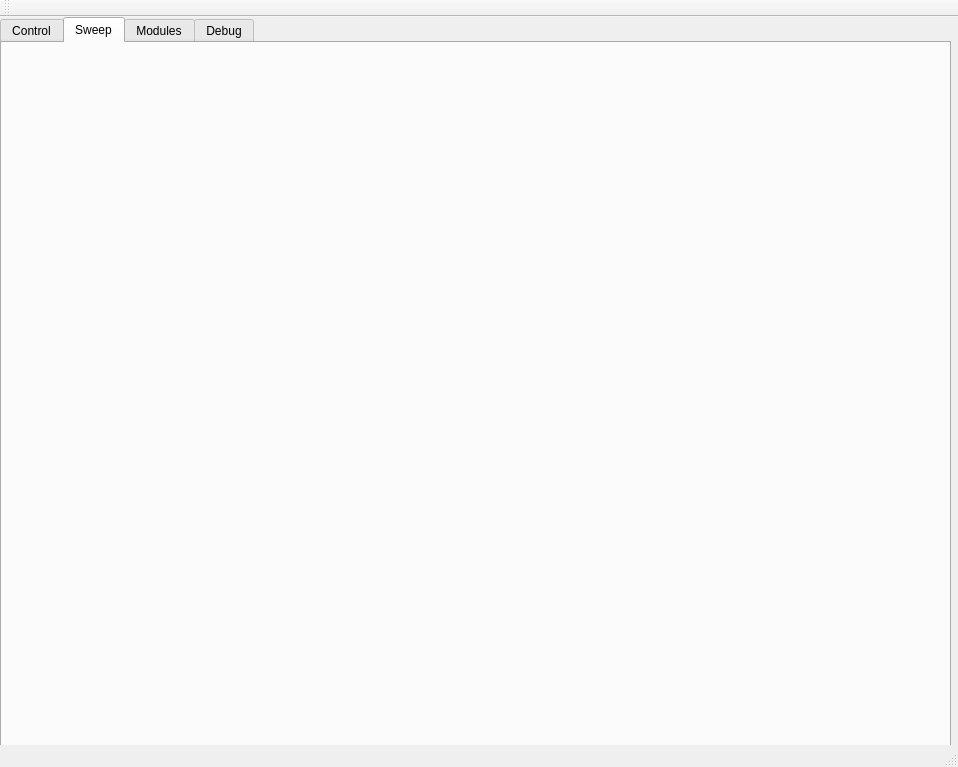
yxMYFRIENDS/Qt_fpga, file mainwindow.ui: the form before one commit.
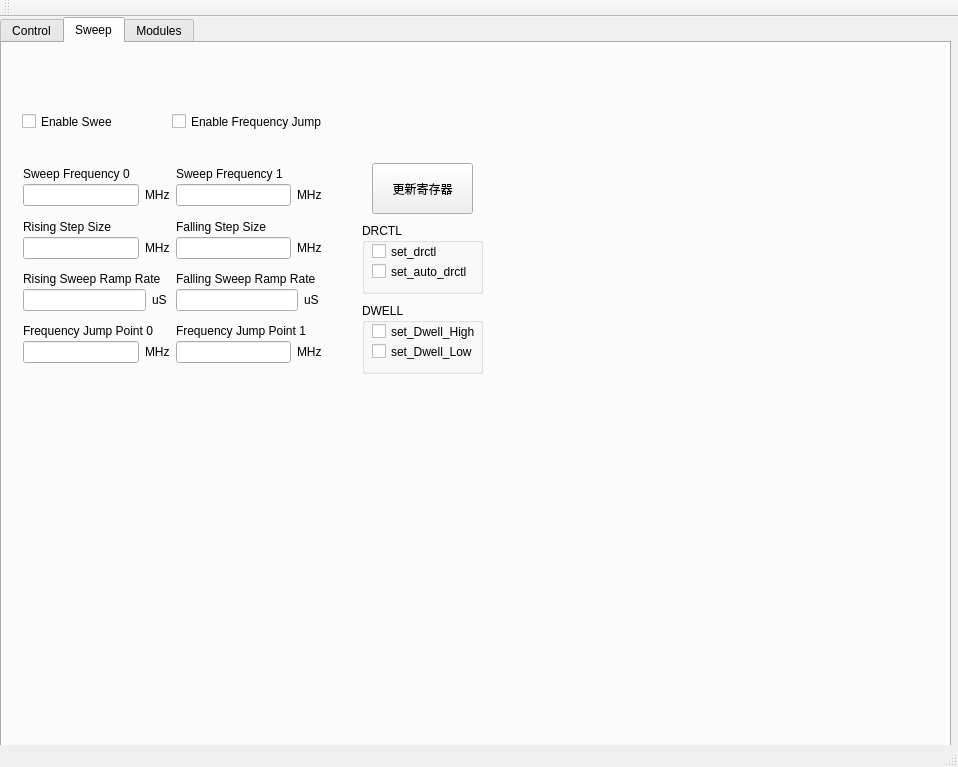
The form after the commit. The open tabs and pages were chosen to show the change.

Diff of the .ui file:
```diff
--- a/mainwindow.ui
+++ b/mainwindow.ui
@@ -24,7 +24,7 @@
      </rect>
     </property>
     <property name="currentIndex">
-     <number>0</number>
+     <number>1</number>
     </property>
     <widget class="QWidget" name="ControlWidget">
      <attribute name="title">
@@ -34,7 +34,7 @@
       <property name="geometry">
        <rect>
         <x>60</x>
-        <y>80</y>
+        <y>110</y>
         <width>141</width>
         <height>101</height>
        </rect>
@@ -43,7 +43,7 @@
        <string>串口</string>
       </property>
       <property name="alignment">
-       <set>Qt::AlignCenter</set>
+       <set>Qt::AlignLeading|Qt::AlignLeft|Qt::AlignVCenter</set>
       </property>
       <widget class="QWidget" name="verticalLayoutWidget">
        <property name="geometry">
@@ -114,7 +114,7 @@
        <string>OSK</string>
       </property>
       <property name="alignment">
-       <set>Qt::AlignCenter</set>
+       <set>Qt::AlignLeading|Qt::AlignLeft|Qt::AlignVCenter</set>
       </property>
       <widget class="QWidget" name="verticalLayoutWidget_2">
        <property name="geometry">
@@ -127,21 +127,21 @@
        </property>
        <layout class="QVBoxLayout" name="verticalLayout_2">
         <item>
-         <widget class="QCheckBox" name="checkBox_7">
+         <widget class="QCheckBox" name="osk_enable">
           <property name="text">
            <string>OSK enable</string>
           </property>
          </widget>
         </item>
         <item>
-         <widget class="QCheckBox" name="checkBox_6">
+         <widget class="QCheckBox" name="external_osk_enable">
           <property name="text">
            <string>External OSK enable</string>
           </property>
          </widget>
         </item>
         <item>
-         <widget class="QCheckBox" name="checkBox_8">
+         <widget class="QCheckBox" name="external_osk_pin_en">
           <property name="text">
            <string>External OSK pin activate</string>
           </property>
@@ -150,308 +150,388 @@
        </layout>
       </widget>
      </widget>
+     <widget class="QGroupBox" name="groupBox_6">
+      <property name="geometry">
+       <rect>
+        <x>60</x>
+        <y>50</y>
+        <width>121</width>
+        <height>41</height>
+       </rect>
+      </property>
+      <property name="title">
+       <string>IO</string>
+      </property>
+      <property name="alignment">
+       <set>Qt::AlignLeading|Qt::AlignLeft|Qt::AlignVCenter</set>
+      </property>
+      <widget class="QCheckBox" name="auto_io_update">
+       <property name="geometry">
+        <rect>
+         <x>10</x>
+         <y>20</y>
+         <width>111</width>
+         <height>17</height>
+        </rect>
+       </property>
+       <property name="text">
+        <string>Auto IO Update</string>
+       </property>
+      </widget>
+     </widget>
     </widget>
     <widget class="QWidget" name="SweepWidget">
      <attribute name="title">
       <string>Sweep</string>
      </attribute>
-    </widget>
-    <widget class="QWidget" name="ModulesWidget">
-     <attribute name="title">
-      <string>Modules</string>
-     </attribute>
-    </widget>
-    <widget class="QWidget" name="DebugWidget">
-     <attribute name="title">
-      <string>Debug</string>
-     </attribute>
+     <widget class="QWidget" name="verticalLayoutWidget_4">
+      <property name="geometry">
+       <rect>
+        <x>10</x>
+        <y>110</y>
+        <width>321</width>
+        <height>221</height>
+       </rect>
+      </property>
+      <layout class="QVBoxLayout" name="TOP">
+       <property name="spacing">
+        <number>10</number>
+       </property>
+       <item>
+        <layout class="QVBoxLayout" name="H1">
+         <property name="spacing">
+          <number>0</number>
+         </property>
+         <item>
+          <layout class="QHBoxLayout" name="horizontalLayout_2">
+           <item>
+            <widget class="QLabel" name="label_3">
+             <property name="text">
+              <string>Sweep Frequency 0</string>
+             </property>
+            </widget>
+           </item>
+           <item>
+            <widget class="QLabel" name="label_2">
+             <property name="text">
+              <string>Sweep Frequency 1</string>
+             </property>
+            </widget>
+           </item>
+          </layout>
+         </item>
+         <item>
+          <layout class="QHBoxLayout" name="horizontalLayout_3">
+           <item>
+            <widget class="QLineEdit" name="change_value_0"/>
+           </item>
+           <item>
+            <widget class="QLabel" name="label_4">
+             <property name="text">
+              <string>MHz</string>
+             </property>
+            </widget>
+           </item>
+           <item>
+            <widget class="QLineEdit" name="change_value_1"/>
+           </item>
+           <item>
+            <widget class="QLabel" name="label_5">
+             <property name="text">
+              <string>MHz</string>
+             </property>
+            </widget>
+           </item>
+          </layout>
+         </item>
+        </layout>
+       </item>
+       <item>
+        <layout class="QVBoxLayout" name="H1_2">
+         <property name="spacing">
+          <number>0</number>
+         </property>
+         <item>
+          <layout class="QHBoxLayout" name="horizontalLayout_4">
+           <item>
+            <widget class="QLabel" name="label_8">
+             <property name="text">
+              <string>Rising Step Size</string>
+             </property>
+            </widget>
+           </item>
+           <item>
+            <widget class="QLabel" name="label_9">
+             <property name="text">
+              <string>Falling Step Size</string>
+             </property>
+            </widget>
+           </item>
+          </layout>
+         </item>
+         <item>
+          <layout class="QHBoxLayout" name="horizontalLayout_5">
+           <item>
+            <widget class="QLineEdit" name="change_value_2"/>
+           </item>
+           <item>
+            <widget class="QLabel" name="label_10">
+             <property name="text">
+              <string>MHz</string>
+             </property>
+            </widget>
+           </item>
+           <item>
+            <widget class="QLineEdit" name="change_value_3"/>
+           </item>
+           <item>
+            <widget class="QLabel" name="label_11">
+             <property name="text">
+              <string>MHz</string>
+             </property>
+            </widget>
+           </item>
+          </layout>
+         </item>
+        </layout>
+       </item>
+       <item>
+        <layout class="QVBoxLayout" name="H1_4">
+         <property name="spacing">
+          <number>0</number>
+         </property>
+         <item>
+          <layout class="QHBoxLayout" name="horizontalLayout_8">
+           <item>
+            <widget class="QLabel" name="label_16">
+             <property name="text">
+              <string>Rising Sweep Ramp Rate</string>
+             </property>
+            </widget>
+           </item>
+           <item>
+            <widget class="QLabel" name="label_17">
+             <property name="text">
+              <string>Falling Sweep Ramp Rate</string>
+             </property>
+            </widget>
+           </item>
+          </layout>
+         </item>
+         <item>
+          <layout class="QHBoxLayout" name="horizontalLayout_9">
+           <item>
+            <widget class="QLineEdit" name="change_value_4"/>
+           </item>
+           <item>
+            <widget class="QLabel" name="label_18">
+             <property name="text">
+              <string>uS </string>
+             </property>
+            </widget>
+           </item>
+           <item>
+            <widget class="QLineEdit" name="change_value_5"/>
+           </item>
+           <item>
+            <widget class="QLabel" name="label_19">
+             <property name="text">
+              <string>uS </string>
+             </property>
+            </widget>
+           </item>
+          </layout>
+         </item>
+        </layout>
+       </item>
+       <item>
+        <layout class="QVBoxLayout" name="H1_3">
+         <property name="spacing">
+          <number>0</number>
+         </property>
+         <item>
+          <layout class="QHBoxLayout" name="horizontalLayout_6">
+           <property name="sizeConstraint">
+            <enum>QLayout::SetDefaultConstraint</enum>
+           </property>
+           <item>
+            <widget class="QLabel" name="label_12">
+             <property name="maximumSize">
+              <size>
+               <width>16777215</width>
+               <height>20</height>
+              </size>
+             </property>
+             <property name="text">
+              <string>Frequency Jump Point 0</string>
+             </property>
+            </widget>
+           </item>
+           <item>
+            <widget class="QLabel" name="label_13">
+             <property name="maximumSize">
+              <size>
+               <width>16777215</width>
+               <height>20</height>
+              </size>
+             </property>
+             <property name="text">
+              <string>Frequency Jump Point 1</string>
+             </property>
+            </widget>
+           </item>
+          </layout>
+         </item>
+         <item>
+          <layout class="QHBoxLayout" name="horizontalLayout_7">
+           <item>
+            <widget class="QLineEdit" name="change_value_6"/>
+           </item>
+           <item>
+            <widget class="QLabel" name="label_14">
+             <property name="text">
+              <string>MHz</string>
+             </property>
+            </widget>
+           </item>
+           <item>
+            <widget class="QLineEdit" name="change_value_7"/>
+           </item>
+           <item>
+            <widget class="QLabel" name="label_15">
+             <property name="text">
+              <string>MHz</string>
+             </property>
+            </widget>
+           </item>
+          </layout>
+         </item>
+        </layout>
+       </item>
+      </layout>
+     </widget>
      <widget class="QGroupBox" name="groupBox">
       <property name="geometry">
        <rect>
-        <x>0</x>
-        <y>0</y>
-        <width>251</width>
-        <height>131</height>
+        <x>360</x>
+        <y>180</y>
+        <width>121</width>
+        <height>71</height>
        </rect>
       </property>
       <property name="title">
-       <string>GENERIC READ/WRITE</string>
+       <string>DRCTL</string>
       </property>
-      <widget class="QLabel" name="addressLabel">
+      <widget class="QCheckBox" name="set_auto_drctl">
        <property name="geometry">
         <rect>
          <x>10</x>
-         <y>20</y>
-         <width>54</width>
-         <height>12</height>
-        </rect>
-       </property>
-       <property name="text">
-        <string>Address:</string>
-       </property>
-      </widget>
-      <widget class="QLabel" name="label_2">
-       <property name="geometry">
-        <rect>
-         <x>10</x>
          <y>40</y>
-         <width>54</width>
-         <height>12</height>
+         <width>111</width>
+         <height>17</height>
         </rect>
        </property>
        <property name="text">
-        <string>Data:</string>
+        <string>set_auto_drctl</string>
        </property>
       </widget>
-      <widget class="QLineEdit" name="addressLineEdit">
+      <widget class="QCheckBox" name="set_drctl">
        <property name="geometry">
         <rect>
-         <x>60</x>
+         <x>10</x>
          <y>20</y>
-         <width>71</width>
-         <height>20</height>
+         <width>72</width>
+         <height>17</height>
         </rect>
        </property>
-      </widget>
-      <widget class="QLineEdit" name="dataLineEdit">
-       <property name="geometry">
-        <rect>
-         <x>60</x>
-         <y>40</y>
-         <width>71</width>
-         <height>20</height>
-        </rect>
-       </property>
-      </widget>
-      <widget class="QLineEdit" name="lineEdit_3">
-       <property name="geometry">
-        <rect>
-         <x>60</x>
-         <y>60</y>
-         <width>71</width>
-         <height>20</height>
-        </rect>
-       </property>
-      </widget>
-      <widget class="QPushButton" name="writeBtn">
-       <property name="geometry">
-        <rect>
-         <x>160</x>
-         <y>50</y>
-         <width>75</width>
-         <height>23</height>
-        </rect>
-       </property>
        <property name="text">
-        <string>Write</string>
+        <string>set_drctl</string>
        </property>
       </widget>
-      <widget class="QPushButton" name="readBtn">
-       <property name="geometry">
-        <rect>
-         <x>160</x>
-         <y>80</y>
-         <width>75</width>
-         <height>23</height>
-        </rect>
-       </property>
-       <property name="text">
-        <string>Read</string>
-       </property>
-      </widget>
+     </widget>
+     <widget class="QCheckBox" name="set_enable_sweep">
+      <property name="geometry">
+       <rect>
+        <x>20</x>
+        <y>70</y>
+        <width>91</width>
+        <height>17</height>
+       </rect>
+      </property>
+      <property name="text">
+       <string>Enable Sweep</string>
+      </property>
+     </widget>
+     <widget class="QCheckBox" name="set_enable_frequency_jump">
+      <property name="geometry">
+       <rect>
+        <x>170</x>
+        <y>70</y>
+        <width>151</width>
+        <height>17</height>
+       </rect>
+      </property>
+      <property name="text">
+       <string>Enable Frequency Jump</string>
+      </property>
      </widget>
      <widget class="QGroupBox" name="groupBox_2">
       <property name="geometry">
        <rect>
-        <x>0</x>
-        <y>140</y>
-        <width>251</width>
-        <height>561</height>
+        <x>360</x>
+        <y>260</y>
+        <width>121</width>
+        <height>71</height>
        </rect>
       </property>
       <property name="title">
-       <string>GroupBox</string>
+       <string>DWELL</string>
       </property>
-      <widget class="QCheckBox" name="checkBox">
+      <widget class="QCheckBox" name="set_dewll_high">
        <property name="geometry">
         <rect>
-         <x>20</x>
+         <x>10</x>
+         <y>20</y>
+         <width>111</width>
+         <height>17</height>
+        </rect>
+       </property>
+       <property name="text">
+        <string>set_Dwell_High</string>
+       </property>
+      </widget>
+      <widget class="QCheckBox" name="set_dwell_low">
+       <property name="geometry">
+        <rect>
+         <x>10</x>
          <y>40</y>
-         <width>71</width>
-         <height>16</height>
+         <width>111</width>
+         <height>17</height>
         </rect>
        </property>
        <property name="text">
-        <string>CheckBox</string>
+        <string>set_Dwell_Low</string>
        </property>
       </widget>
-      <widget class="QCheckBox" name="checkBox_2">
-       <property name="geometry">
-        <rect>
-         <x>20</x>
-         <y>70</y>
-         <width>71</width>
-         <height>16</height>
-        </rect>
-       </property>
-       <property name="text">
-        <string>CheckBox</string>
-       </property>
-      </widget>
-      <widget class="QCheckBox" name="checkBox_3">
-       <property name="geometry">
-        <rect>
-         <x>20</x>
-         <y>100</y>
-         <width>71</width>
-         <height>16</height>
-        </rect>
-       </property>
-       <property name="text">
-        <string>CheckBox</string>
-       </property>
-      </widget>
-      <widget class="QCheckBox" name="checkBox_4">
-       <property name="geometry">
-        <rect>
-         <x>20</x>
-         <y>130</y>
-         <width>71</width>
-         <height>16</height>
-        </rect>
-       </property>
-       <property name="text">
-        <string>CheckBox</string>
-       </property>
-      </widget>
-      <widget class="QCheckBox" name="checkBox_5">
-       <property name="geometry">
-        <rect>
-         <x>20</x>
-         <y>160</y>
-         <width>71</width>
-         <height>16</height>
-        </rect>
-       </property>
-       <property name="text">
-        <string>CheckBox</string>
-       </property>
-      </widget>
      </widget>
-     <widget class="QGroupBox" name="groupBox_3">
+     <widget class="QPushButton" name="set_io_update">
       <property name="geometry">
        <rect>
-        <x>250</x>
-        <y>540</y>
-        <width>681</width>
-        <height>161</height>
+        <x>370</x>
+        <y>120</y>
+        <width>101</width>
+        <height>51</height>
        </rect>
       </property>
-      <property name="title">
-       <string>GroupBox</string>
+      <property name="text">
+       <string>更新寄存器</string>
       </property>
-      <widget class="QPushButton" name="sendDataBtn">
-       <property name="geometry">
-        <rect>
-         <x>560</x>
-         <y>30</y>
-         <width>101</width>
-         <height>111</height>
-        </rect>
-       </property>
-       <property name="text">
-        <string> 发送</string>
-       </property>
-      </widget>
-      <widget class="QTextEdit" name="sendDataText">
-       <property name="geometry">
-        <rect>
-         <x>0</x>
-         <y>10</y>
-         <width>531</width>
-         <height>141</height>
-        </rect>
-       </property>
-      </widget>
      </widget>
-     <widget class="QTableWidget" name="tableWidget">
-      <property name="geometry">
-       <rect>
-        <x>260</x>
-        <y>10</y>
-        <width>681</width>
-        <height>531</height>
-       </rect>
-      </property>
-      <property name="layoutDirection">
-       <enum>Qt::LeftToRight</enum>
-      </property>
-      <property name="showGrid">
-       <bool>true</bool>
-      </property>
-      <property name="gridStyle">
-       <enum>Qt::SolidLine</enum>
-      </property>
-      <property name="sortingEnabled">
-       <bool>false</bool>
-      </property>
-      <property name="wordWrap">
-       <bool>true</bool>
-      </property>
-      <property name="rowCount">
-       <number>29</number>
-      </property>
-      <property name="columnCount">
-       <number>3</number>
-      </property>
-      <attribute name="horizontalHeaderVisible">
-       <bool>false</bool>
-      </attribute>
-      <attribute name="horizontalHeaderDefaultSectionSize">
-       <number>100</number>
-      </attribute>
-      <attribute name="horizontalHeaderHighlightSections">
-       <bool>true</bool>
-      </attribute>
-      <attribute name="verticalHeaderVisible">
-       <bool>false</bool>
-      </attribute>
-      <attribute name="verticalHeaderDefaultSectionSize">
-       <number>18</number>
-      </attribute>
-      <row/>
-      <row/>
-      <row/>
-      <row/>
-      <row/>
-      <row/>
-      <row/>
-      <row/>
-      <row/>
-      <row/>
-      <row/>
-      <row/>
-      <row/>
-      <row/>
-      <row/>
-      <row/>
-      <row/>
-      <row/>
-      <row/>
-      <row/>
-      <row/>
-      <row/>
-      <row/>
-      <row/>
-      <row/>
-      <row/>
-      <row/>
-      <row/>
-      <row/>
-      <column/>
-      <column/>
-      <column/>
-     </widget>
+    </widget>
+    <widget class="QWidget" name="ModulesWidget">
+     <attribute name="title">
+      <string>Modules</string>
+     </attribute>
     </widget>
    </widget>
   </widget>
```
